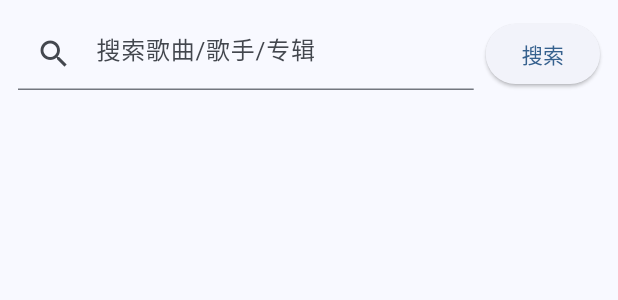
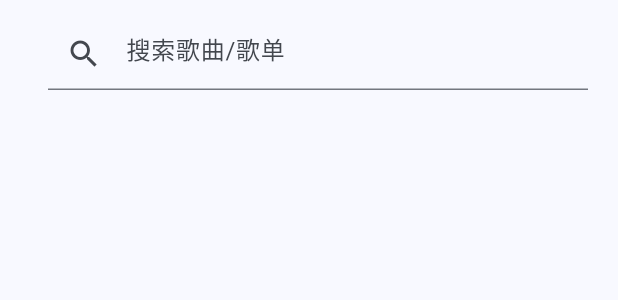
Before and after one commit to enten0103/tono_music, a Flutter app: the SearchView widget shown alone on an empty page, opened directly, on a phone screen of 412 x 824 dp. Shown: the top 300 px of the screen. Run offline on Flutter 3.47's test engine with Material 3 defaults, Android fonts, the phone set to English and light mode, and no system bars; our stand-ins replace awesome_notifications, file_picker, get, just_audio, logger, shared_preferences; missing offline and left inert: audio_session, encrypt, flutter_js, music_sdk, window_manager; accounts and stored records are empty; Roboto replaces fonts that are missing (OppoSans); statements that could not run were skipped.

Commit message:
feat(search):搜索框架

```diff
--- a/lib/app/ui/root/root_controller.dart
+++ b/lib/app/ui/root/root_controller.dart
@@ -9,4 +9,6 @@ class RootController extends GetxController {
   void setIndex(int i) => index.value = i;
 
   void setShowBars(bool v) => showBars.value = v;
+
+  RxString source = 'wy'.obs;
 }
--- a/lib/app/ui/search/search_view.dart
+++ b/lib/app/ui/search/search_view.dart
@@ -4,46 +4,59 @@ import 'search_controller.dart';
 
 class SearchView extends GetView<SearchPageController> {
   const SearchView({super.key});
-
+  final sources = const [
+    {'id': 'wy', 'name': '网易云'},
+    {'id': 'tx', 'name': 'QQ音乐'},
+  ];
   @override
   Widget build(BuildContext context) {
     final textController = TextEditingController();
+    final keyword = "".obs;
     return Padding(
       padding: const EdgeInsets.all(12),
       child: Column(
         children: [
           Row(
+            crossAxisAlignment: CrossAxisAlignment.baseline,
+            textBaseline: TextBaseline.alphabetic,
             children: [
+              SizedBox(width: 12),
+              const SizedBox(width: 8),
               Expanded(
                 child: TextField(
                   controller: textController,
                   decoration: const InputDecoration(
                     prefixIcon: Icon(Icons.search),
-                    hintText: '搜索歌曲/歌手/专辑',
+                    hintText: '搜索歌曲/歌单',
                   ),
-                  onSubmitted: controller.onSearch,
+                  onChanged: (e) => keyword.value = e,
                 ),
               ),
               const SizedBox(width: 8),
-              ElevatedButton(
-                onPressed: () => controller.onSearch(textController.text),
-                child: const Text('搜索'),
-              ),
             ],
           ),
           const SizedBox(height: 12),
+          // 搜索历史与结果区
           Expanded(
-            child: Obx(
-              () => ListView.separated(
-                itemBuilder: (_, i) => ListTile(
-                  leading: const Icon(Icons.audiotrack),
-                  title: Text(controller.results[i]),
-                  onTap: () {},
+            child: Obx(() {
+              final items = keyword.value != ""
+                  ? ["$keyword - 歌曲", "$keyword - 歌单"]
+                  : [];
+              return ListView.separated(
+                itemCount: items.length,
+                separatorBuilder: (_, __) => Padding(
+                  padding: EdgeInsets.only(left: 20, right: 20),
+                  child: Divider(height: 1),
                 ),
-                separatorBuilder: (_, __) => const Divider(height: 1),
-                itemCount: controller.results.length,
-              ),
-            ),
+                itemBuilder: (_, i) {
+                  return ListTile(
+                    leading: Padding(padding: EdgeInsets.only(left: 12)),
+                    title: Text(items[i]),
+                    onTap: () {},
+                  );
+                },
+              );
+            }),
           ),
         ],
       ),
--- a/pubspec.yaml
+++ b/pubspec.yaml
@@ -27,8 +27,6 @@ dependencies:
   logger: ^1.3.0
   awesome_notifications_core: ^0.10.1
   awesome_notifications: ^0.10.1
-  firebase_core: ^4.2.0
-  firebase_crashlytics: ^5.0.3
   palette_generator: ^0.3.3+7
   http: ^1.5.0
 
```
Also changed, not shown: lib/app/ui/search/search_controller.dart (+24 -3 lines), lib/app/ui/square/square_controller.dart (+8 -1 lines), lib/app/ui/square/square_view.dart (+4 -14 lines), lib/app/widgets/desktop_title_bar.dart (+60 -4 lines), lib/bootstrap.dart (+11 -0 lines), pubspec.lock, 3 other files.
